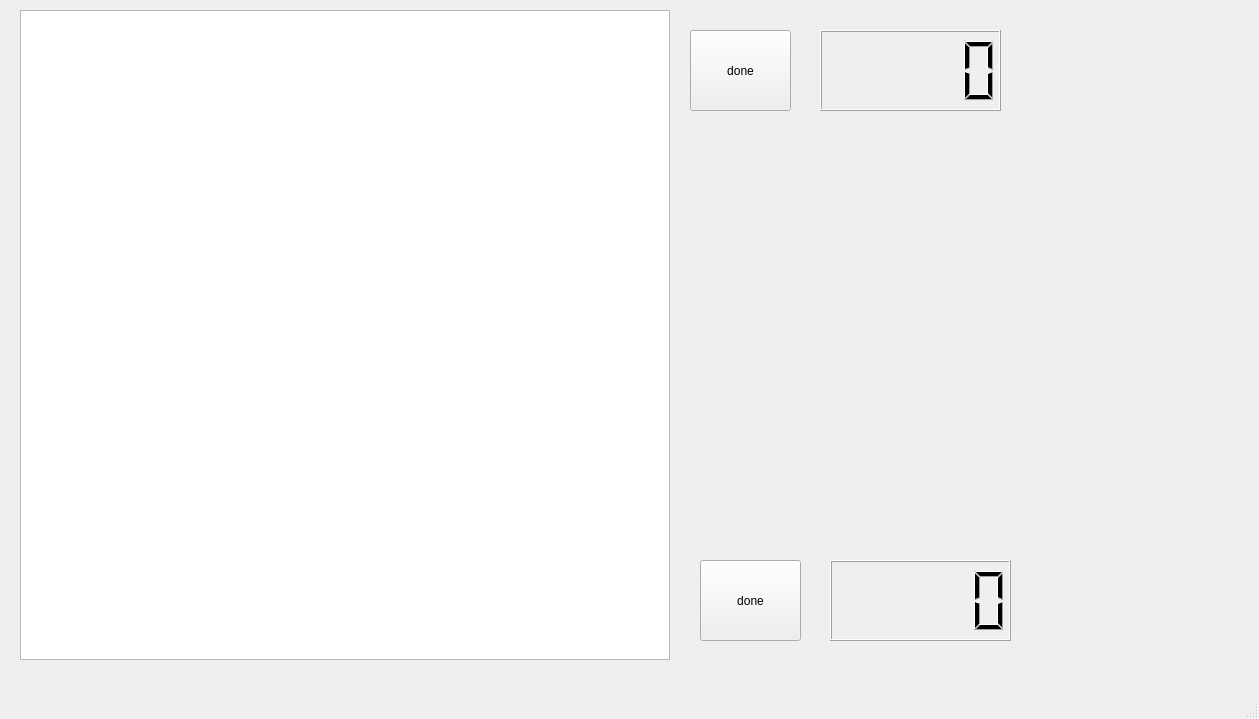
The window that chess_project/chess.ui (naaaaaru/robit_QT_project) describes before a commit, drawn with Qt 5.
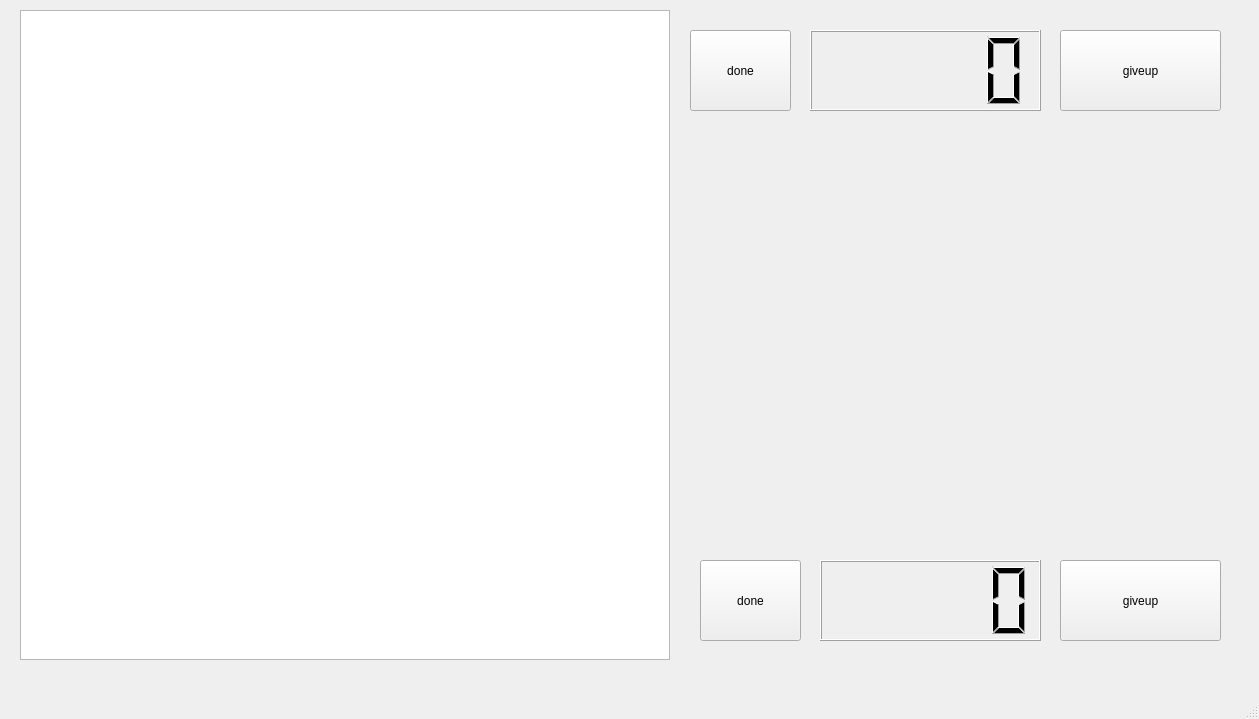
The same window after the commit.

The edit to the form file:
```diff
--- a/chess_project/chess.ui
+++ b/chess_project/chess.ui
@@ -23,43 +23,49 @@
       <height>650</height>
      </rect>
     </property>
+    <property name="mouseTracking">
+     <bool>true</bool>
+    </property>
+    <property name="tabletTracking">
+     <bool>true</bool>
+    </property>
+   </widget>
+   <widget class="QLCDNumber" name="black_timer">
+    <property name="geometry">
+     <rect>
+      <x>810</x>
+      <y>30</y>
+      <width>231</width>
+      <height>81</height>
+     </rect>
+    </property>
    </widget>
    <widget class="QLCDNumber" name="white_timer">
     <property name="geometry">
      <rect>
       <x>820</x>
-      <y>30</y>
-      <width>181</width>
-      <height>81</height>
-     </rect>
-    </property>
-   </widget>
-   <widget class="QLCDNumber" name="black_timer">
-    <property name="geometry">
-     <rect>
-      <x>830</x>
       <y>560</y>
-      <width>181</width>
+      <width>221</width>
       <height>81</height>
      </rect>
     </property>
    </widget>
-   <widget class="QPushButton" name="white_done">
-    <property name="geometry">
-     <rect>
-      <x>690</x>
-      <y>30</y>
-      <width>101</width>
-      <height>81</height>
-     </rect>
-    </property>
-    <property name="text">
-     <string>done</string>
-    </property>
-   </widget>
    <widget class="QPushButton" name="black_done">
     <property name="geometry">
      <rect>
+      <x>690</x>
+      <y>30</y>
+      <width>101</width>
+      <height>81</height>
+     </rect>
+    </property>
+    <property name="text">
+     <string>done</string>
+    </property>
+   </widget>
+   <widget class="QPushButton" name="white_done">
+    <property name="geometry">
+     <rect>
       <x>700</x>
       <y>560</y>
       <width>101</width>
@@ -70,6 +76,45 @@
      <string>done</string>
     </property>
    </widget>
+   <widget class="QWidget" name="widget" native="true">
+    <property name="geometry">
+     <rect>
+      <x>20</x>
+      <y>10</y>
+      <width>651</width>
+      <height>651</height>
+     </rect>
+    </property>
+    <property name="mouseTracking">
+     <bool>true</bool>
+    </property>
+   </widget>
+   <widget class="QPushButton" name="black_giveup">
+    <property name="geometry">
+     <rect>
+      <x>1060</x>
+      <y>30</y>
+      <width>161</width>
+      <height>81</height>
+     </rect>
+    </property>
+    <property name="text">
+     <string>giveup</string>
+    </property>
+   </widget>
+   <widget class="QPushButton" name="white_giveup">
+    <property name="geometry">
+     <rect>
+      <x>1060</x>
+      <y>560</y>
+      <width>161</width>
+      <height>81</height>
+     </rect>
+    </property>
+    <property name="text">
+     <string>giveup</string>
+    </property>
+   </widget>
   </widget>
   <widget class="QMenuBar" name="menubar">
    <property name="geometry">
```
